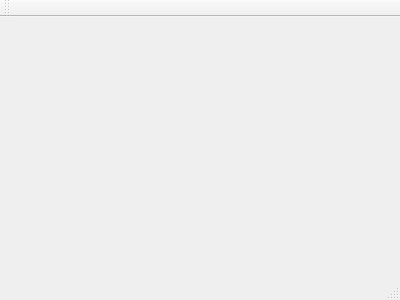
This is mainwindow.ui in allanradji/SGOD as Qt 5 draws it before an edit. The edited form follows.
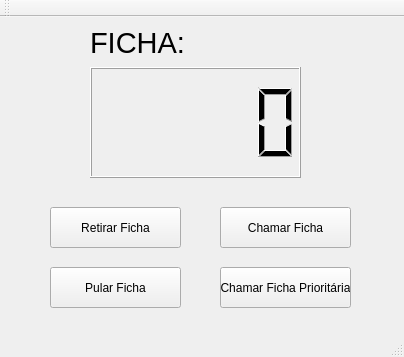
This is the edited form.

What changed in the file:
```diff
--- a/mainwindow.ui
+++ b/mainwindow.ui
@@ -1,24 +1,143 @@
 <ui version="4.0">
  <class>MainWindow</class>
- <widget class="QMainWindow" name="MainWindow" >
-  <property name="geometry" >
+ <widget class="QMainWindow" name="MainWindow">
+  <property name="geometry">
    <rect>
     <x>0</x>
     <y>0</y>
-    <width>400</width>
-    <height>300</height>
+    <width>404</width>
+    <height>357</height>
    </rect>
   </property>
   <property name="windowTitle" >
    <string>MainWindow</string>
   </property>
-  <widget class="QMenuBar" name="menuBar" />
-  <widget class="QToolBar" name="mainToolBar" />
-  <widget class="QWidget" name="centralWidget" />
-  <widget class="QStatusBar" name="statusBar" />
+  <widget class="QWidget" name="centralWidget">
+   <widget class="QPushButton" name="btnRetirar">
+    <property name="geometry">
+     <rect>
+      <x>50</x>
+      <y>190</y>
+      <width>131</width>
+      <height>41</height>
+     </rect>
+    </property>
+    <property name="font">
+     <font>
+      <family>Arial</family>
+      <weight>50</weight>
+      <bold>false</bold>
+     </font>
+    </property>
+    <property name="text">
+     <string>Retirar Ficha</string>
+    </property>
+   </widget>
+   <widget class="QPushButton" name="btnChamar">
+    <property name="geometry">
+     <rect>
+      <x>220</x>
+      <y>190</y>
+      <width>131</width>
+      <height>41</height>
+     </rect>
+    </property>
+    <property name="font">
+     <font>
+      <family>Arial</family>
+     </font>
+    </property>
+    <property name="text">
+     <string>Chamar Ficha</string>
+    </property>
+   </widget>
+   <widget class="QPushButton" name="btnPular">
+    <property name="geometry">
+     <rect>
+      <x>50</x>
+      <y>250</y>
+      <width>131</width>
+      <height>41</height>
+     </rect>
+    </property>
+    <property name="font">
+     <font>
+      <family>Arial</family>
+     </font>
+    </property>
+    <property name="text">
+     <string>Pular Ficha</string>
+    </property>
+   </widget>
+   <widget class="QPushButton" name="btnChamarPrioridade">
+    <property name="geometry">
+     <rect>
+      <x>220</x>
+      <y>250</y>
+      <width>131</width>
+      <height>41</height>
+     </rect>
+    </property>
+    <property name="font">
+     <font>
+      <family>Arial</family>
+     </font>
+    </property>
+    <property name="text">
+     <string>Chamar Ficha Prioritária</string>
+    </property>
+   </widget>
+   <widget class="QLCDNumber" name="painel">
+    <property name="geometry">
+     <rect>
+      <x>90</x>
+      <y>50</y>
+      <width>211</width>
+      <height>111</height>
+     </rect>
+    </property>
+   </widget>
+   <widget class="QLabel" name="label">
+    <property name="geometry">
+     <rect>
+      <x>90</x>
+      <y>10</y>
+      <width>131</width>
+      <height>31</height>
+     </rect>
+    </property>
+    <property name="font">
+     <font>
+      <family>Arial</family>
+      <pointsize>22</pointsize>
+     </font>
+    </property>
+    <property name="text">
+     <string>FICHA:</string>
+    </property>
+   </widget>
+  </widget>
+  <widget class="QMenuBar" name="menuBar">
+   <property name="geometry">
+    <rect>
+     <x>0</x>
+     <y>0</y>
+     <width>404</width>
+     <height>21</height>
+    </rect>
+   </property>
+  </widget>
+  <widget class="QToolBar" name="mainToolBar">
+   <attribute name="toolBarArea">
+    <enum>TopToolBarArea</enum>
+   </attribute>
+   <attribute name="toolBarBreak">
+    <bool>false</bool>
+   </attribute>
+  </widget>
+  <widget class="QStatusBar" name="statusBar"/>
  </widget>
- <layoutDefault spacing="6" margin="11" />
- <pixmapfunction></pixmapfunction>
+ <layoutdefault spacing="6" margin="11"/>
  <resources/>
  <connections/>
 </ui>
```
Left out of the diff: 3 changed lines with no effect on the pictures.
